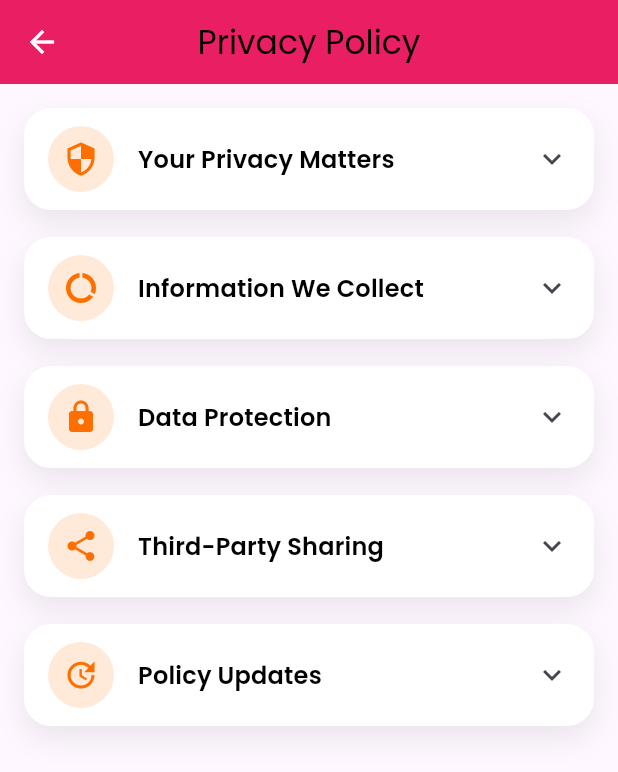
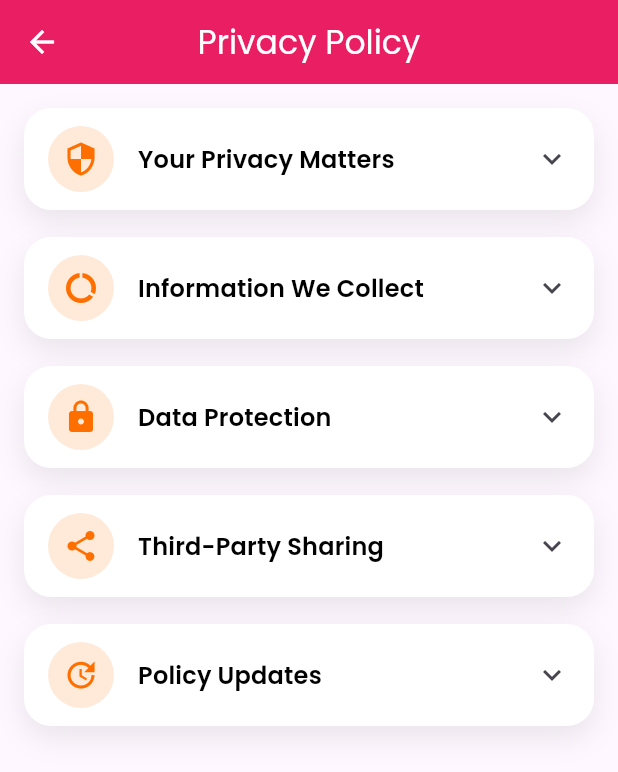
Before and after one commit to this-sunil/vehiclerepairservice, a Flutter app: the InfoScreen screen opened directly, on a phone screen of 412 x 824 dp. Shown: the top 772 px of the screen. Run offline on Flutter 3.47's test engine with Material 3 defaults, Android fonts, the phone set to English and light mode, and no system bars; our stand-ins replace cached_network_image, circle_nav_bar, connectivity_plus, either_dart, emoji_picker_flutter, equatable and 18 more; missing offline and left inert: flutter_timeline_plus, mobile_scanner, onesignal_flutter, razorpay_flutter, simple_ripple_animation, time_slot; accounts and stored records are empty.

Commit message:
save data

```diff
--- a/lib/layer/Menu/InfoScreen.dart
+++ b/lib/layer/Menu/InfoScreen.dart
@@ -1,4 +1,5 @@
 import 'package:flutter/material.dart';
+import 'package:vehicle_repair_service/layer/Widget/TranslateText.dart';
 
 class InfoScreen extends StatelessWidget {
   final String title;
@@ -14,7 +15,7 @@ class InfoScreen extends StatelessWidget {
   Widget build(BuildContext context) {
     return Scaffold(
       appBar: AppBar(
-        title: Text(title),
+        title: TranslateText(title,style: TextStyle(color: Colors.white)),
         centerTitle: true,
       ),
       body: SingleChildScrollView(
--- a/lib/layer/Screen/UpdateProfileScreen.dart
+++ b/lib/layer/Screen/UpdateProfileScreen.dart
@@ -106,7 +106,7 @@ class _UpdateProfileScreenState extends State<UpdateProfileScreen>
   @override
   Widget build(BuildContext context) {
     return Scaffold(
-      appBar: AppBar(title: TranslateText("Update Profile")),
+      appBar: AppBar(title: TranslateText("Update Profile",style: TextStyle(color: Colors.white))),
       body: BlocListener<AuthBloc, AuthState>(
         listener: (context, state) {
           switch (state.status) {
```
